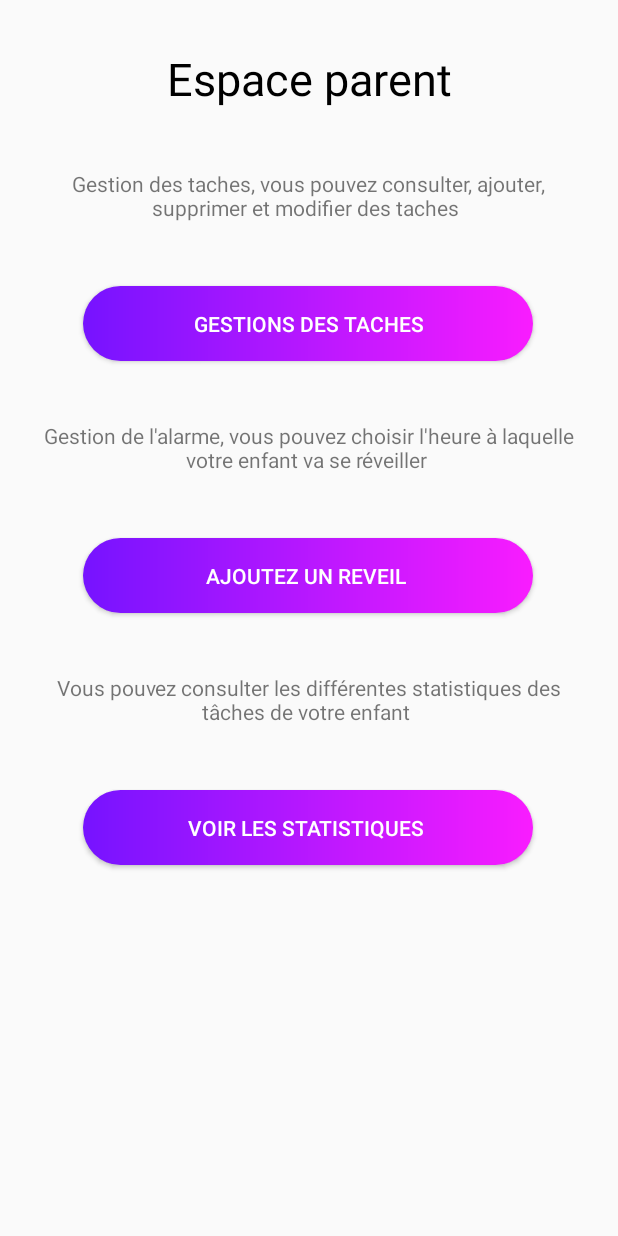
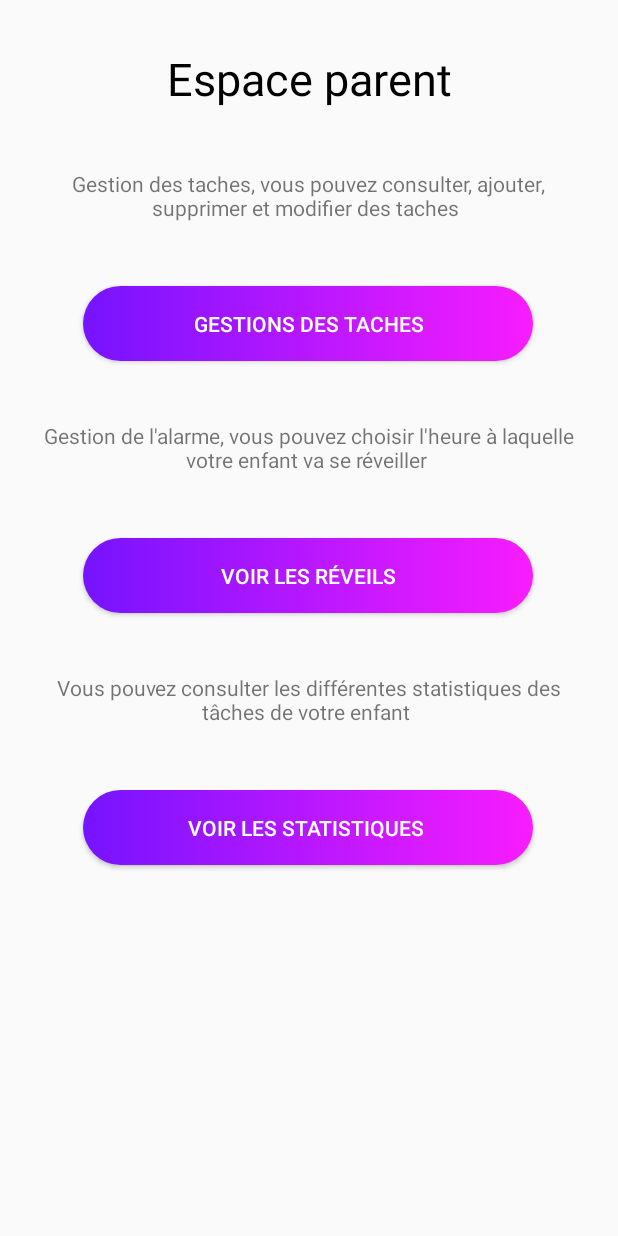
Before and after one commit to AlexandreBarde/ScheduleMobile, an Android app: the Activity_main_parent screen opened directly, with no data from a screen before it, on a phone screen of 412 x 824 dp. Run offline under Robolectric (Android 15) with nearby library versions, the phone set to English and light mode, and no system bars.

Commit message:
Correction bug

```diff
--- a/Schedule/app/src/main/java/fr/ynov/schedule/Activity_main_parent.java
+++ b/Schedule/app/src/main/java/fr/ynov/schedule/Activity_main_parent.java
@@ -39,7 +39,7 @@ public class Activity_main_parent extends AppCompatActivity implements View.OnCl
                 startActivity(gestion_des_taches_view);
                 break;
             case(R.id.button_ajouter_un_reveil):
-                Intent ajout_reveil_view = new Intent(getApplicationContext(), ParentsSetAlarmClock.class);
+                Intent ajout_reveil_view = new Intent(getApplicationContext(), ListAlarmClock.class);
                 startActivity(ajout_reveil_view);
                 break;
             case(R.id.button_show_stats):
--- a/Schedule/app/src/main/res/layout/activity_main_parent.xml
+++ b/Schedule/app/src/main/res/layout/activity_main_parent.xml
@@ -57,7 +57,7 @@
         android:layout_marginEnd="48dp"
         android:background="@drawable/button_btn"
         android:enabled="true"
-        android:text="Ajoutez un reveil "
+        android:text="Voir les réveils"
         android:textColor="#FFFFFF"
         app:layout_constraintEnd_toEndOf="parent"
         app:layout_constraintHorizontal_bias="0.466"
```
Also changed, not shown: Schedule/app/src/main/java/fr/ynov/schedule/ParentsSetAlarmClock.java (+2 -9 lines).
